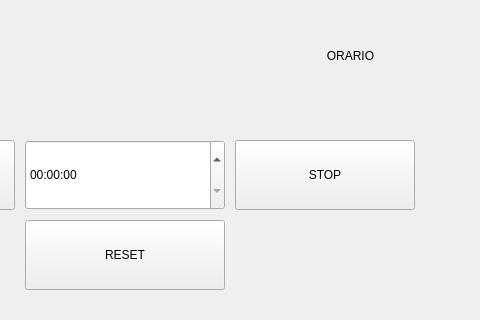
This is mainwindow.ui in AlessioChen/ElaboratoLaboratioProgrammazione as Qt 5 draws it before an edit; both pictures show x 195 to 675 and y 0 to 320 of the 675 by 524 pixel window. The edited form follows.
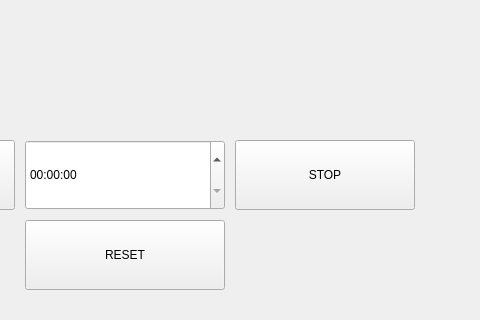
This is the edited form.

Commit message: aggiunta dell'orario corrente

```diff
--- a/mainwindow.ui
+++ b/mainwindow.ui
@@ -43,14 +43,22 @@
             <widget class="QLabel" name="data_label">
                 <property name="geometry">
                     <rect>
-                        <x>450</x>
+                        <x>400</x>
                         <y>20</y>
-                        <width>191</width>
+                        <width>241</width>
                         <height>71</height>
                     </rect>
                 </property>
+                <property name="font">
+                    <font>
+                        <family>Ubuntu Mono</family>
+                        <pointsize>30</pointsize>
+                        <weight>75</weight>
+                        <bold>true</bold>
+                    </font>
+                </property>
                 <property name="text">
-                    <string>ORARIO</string>
+                    <string/>
                 </property>
                 <property name="alignment">
                     <set>Qt::AlignCenter</set>
```
The commit also changes 4 other files.
